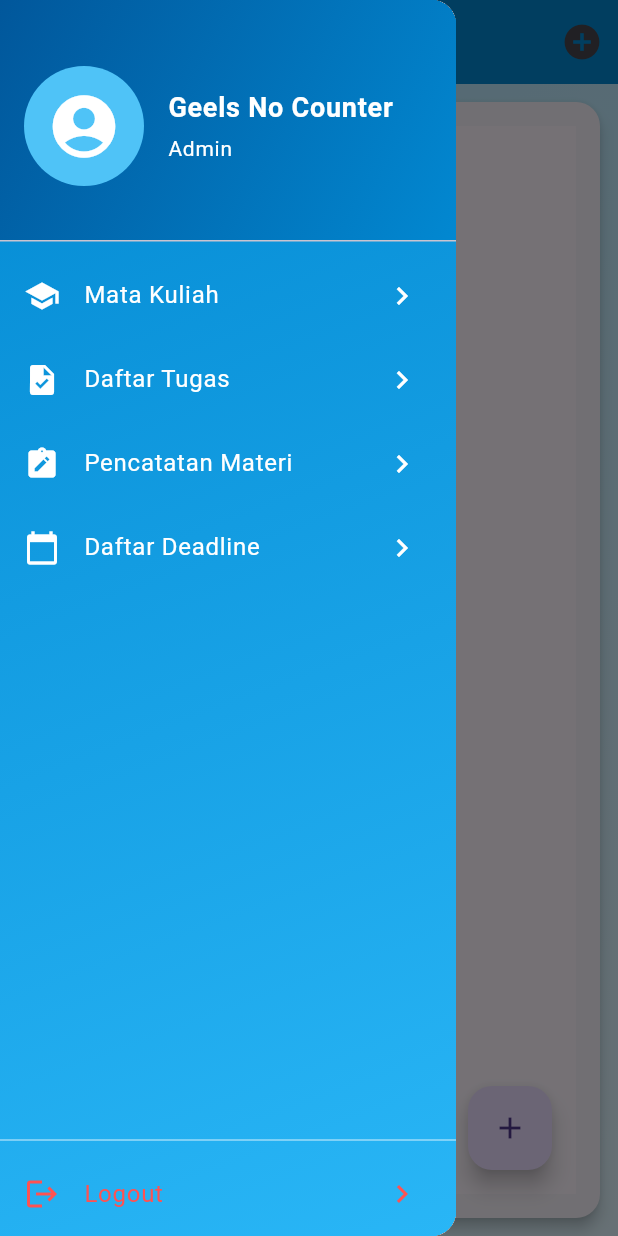
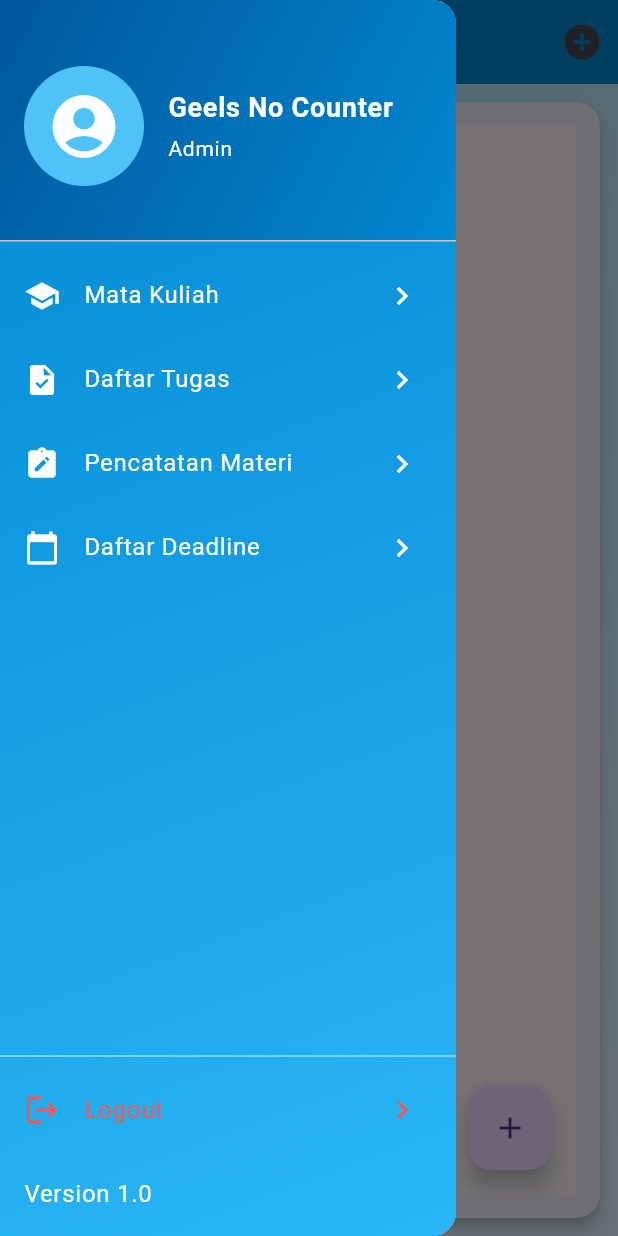
Before and after one commit to lioneladitya/aplikasi-jadwal-kuliah, a Flutter app: the DashboardAdmin screen opened directly, with the side drawer open, on a phone screen of 412 x 824 dp. Run offline on Flutter 3.47's test engine with Material 3 defaults, Android fonts, the phone set to English and light mode, and no system bars; our stand-ins replace cloud_firestore, firebase_auth, firebase_core, get; accounts and stored records are empty.

Commit message:
Menambahkan version aplikasi

```diff
--- a/lib/app/modules/home/views/home_view.dart
+++ b/lib/app/modules/home/views/home_view.dart
@@ -187,6 +187,12 @@ class _DashboardAdminState extends State<DashboardAdmin> {
               ),
               trailing: Icon(Icons.navigate_next, color: Colors.redAccent),
             ),
+            ListTile(
+              title: Text(
+                "Version 1.0",
+                style: TextStyle(color: Colors.white, fontSize: 16),
+              ),
+            )
           ],
         ),
       ),
```
